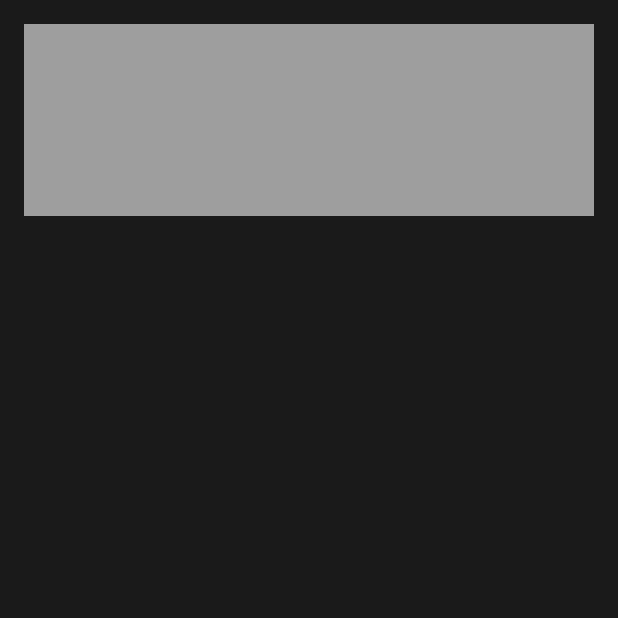
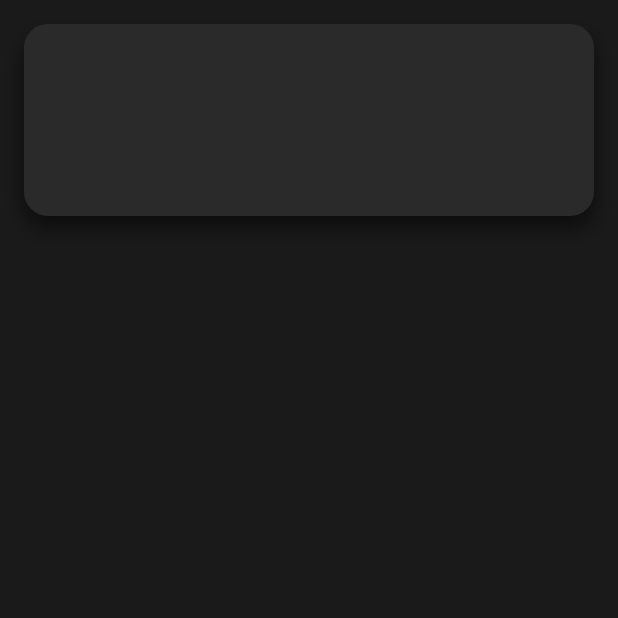
Before and after one commit to tatiana1104/calculadora, a Flutter app: the screen it shows after launch, on a phone screen of 412 x 824 dp, the top half of it. Run offline on Flutter 3.47's test engine with Material 3 defaults, Android fonts, the phone set to English and light mode, and no system bars.

Commit message:
Agregar Display Container: padding, decoración y boxShadow

```diff
--- a/lib/main.dart
+++ b/lib/main.dart
@@ -37,16 +37,29 @@ class CalculatorScreen extends StatelessWidget {
                 width: double.infinity, // Ocupar todo el ancho disponible
                 child: DecoratedBox(
                   decoration: BoxDecoration(
-                    color: Colors.grey, // Color temporal (se ajusta en commit 5)
+                    color: Color(0xFF2A2A2A), // Fondo gris oscuro del display
+                    borderRadius: BorderRadius.all(
+                      Radius.circular(16), // Bordes redondeados
+                    ),
+                    boxShadow: [
+                      BoxShadow(
+                        color: Colors.black54, // Sombra negra suave
+                        blurRadius: 12,        // Difuminado de la sombra
+                        offset: Offset(0, 8),  // Posición de la sombra
+                      ),
+                    ],
                   ),
+
+                  // Espacio interno del display
                   child: Padding(
-                    padding: EdgeInsets.all(24.0), // Espacio interno del display
+                    padding: EdgeInsets.all(24.0),
                     child: SizedBox(
-                      height: 80, // Altura del área donde irá el texto
+                      height: 80, // Altura donde luego irá el texto
                     ),
                   ),
                 ),
               ),
+
             ],
           ),
         ),
```
